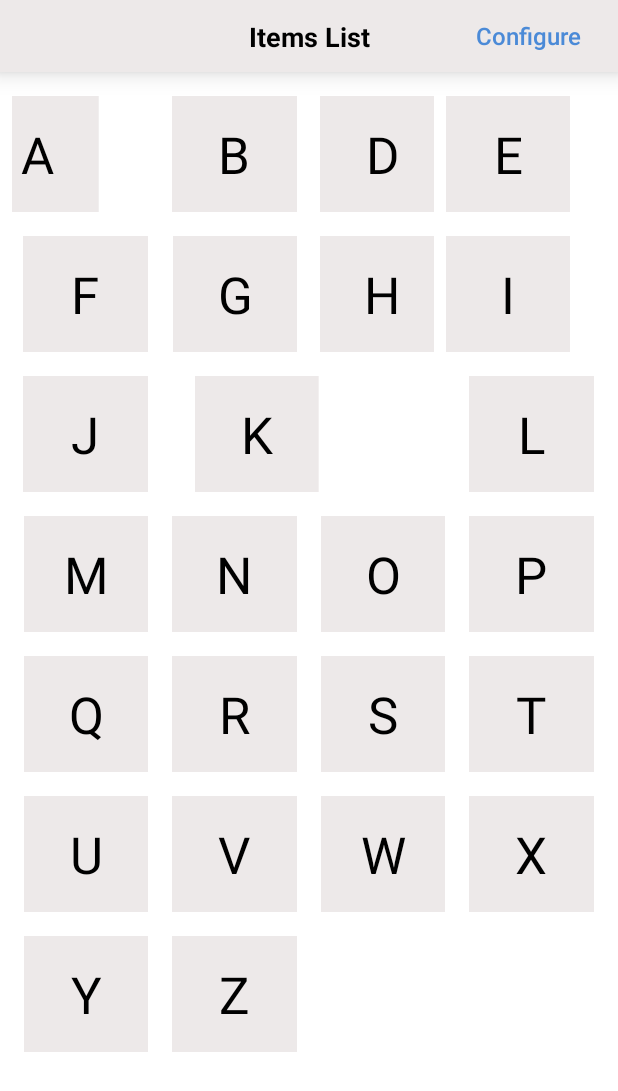
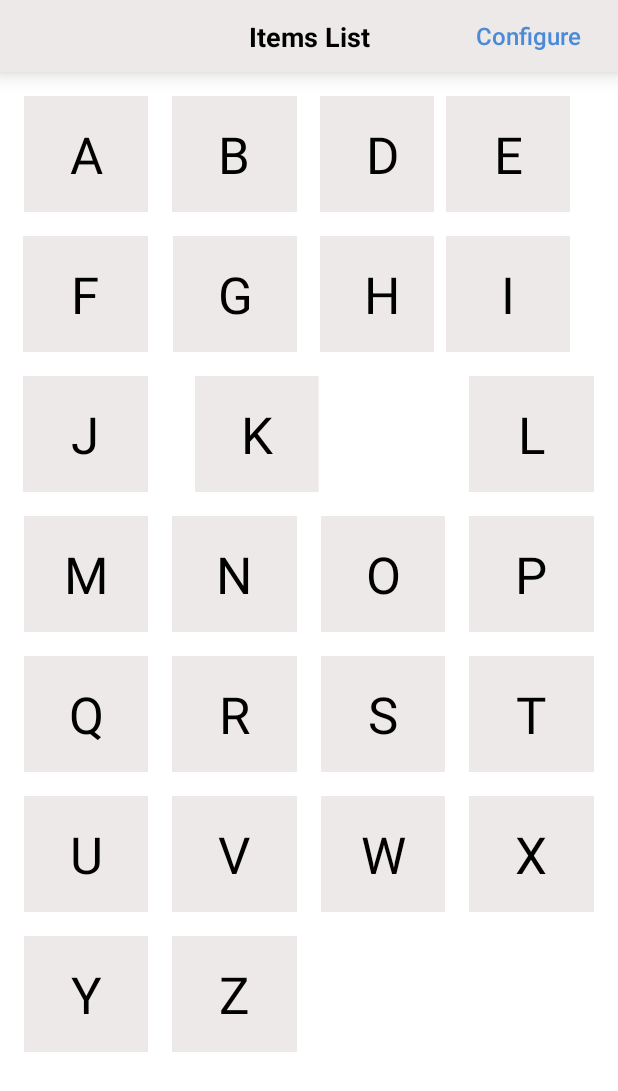
Before and after one commit to harshitVinsol/Alphabet, an Android app: the screen it shows after launch (MainActivity), after a tap on an icon or button, on a phone screen of 412 x 824 dp. Shown: the top 1091 px of the screen. Run offline under Robolectric (Android 15) with nearby library versions, the phone set to English and light mode, and no system bars; 3 other taps on this screen came first.

Commit message:
Bugs in animation

```diff
--- a/app/src/main/java/com/example/alphabet/AlphabetAdapter.kt
+++ b/app/src/main/java/com/example/alphabet/AlphabetAdapter.kt
@@ -27,8 +27,8 @@ class AlphabetAdapter(
 
     fun setAlphaList(list: MutableList<Char>) {
         alphabetList = list
-        alphabetList.removeAt(positionClicked)
-        notifyItemRangeChanged(positionClicked +1 , alphabetList.size)
+        //notifyItemRangeChanged(positionClicked +1 , alphabetList.size)
+        //alphabetList.removeAt(positionClicked)
     }
 
     /*
@@ -53,7 +53,6 @@ class AlphabetAdapter(
         holder.itemView.post {
             val width = holder.itemView.measuredWidth
             val height = holder.itemView.measuredHeight
-            Log.i("@harsh", "width: ${width} height: ${height}")
             val alphabet = alphabetList[position]
             holder.textAlpha.text = alphabet.toString()
             holder.itemView.isVisible = (position != positionClicked)
@@ -65,25 +64,50 @@ class AlphabetAdapter(
             if (position > positionClicked && position < alphabetList.size) {
                 if (position % GRID_SIZE != 0) {
                     delay += 200
-                    slideLeftAnimation(holder, delay, width, false)
+                    val slideLeftAnimator = slideLeftAnimation(holder, delay, width)
+                    slideLeftAnimator.start()
                 } else {
                     delay += 200
-                    diagonalAnimation(holder, delay, height, width, false)
+                    val diagonalAnimator = diagonalAnimation(holder, delay, height, width)
+                    diagonalAnimator.start()
                 }
-            }
-            else if(position == alphabetList.size){
+            } else if (position == alphabetList.size) {
                 if (position % GRID_SIZE != 0) {
                     delay += 200
-                    slideLeftAnimation(holder, delay, width, true)
+                    val slideLeftAnimator = slideLeftAnimation(holder, delay, width)
+                    slideLeftAnimator.addListener(object : AnimatorListenerAdapter() {
+                        override fun onAnimationEnd(animation: Animator?) {
+                            super.onAnimationEnd(animation)
+                            alphabetList.removeAt(positionClicked)
+                            setAlphaList(alphabetList)
+                        }
+                    })
+                    slideLeftAnimator.start()
                 } else {
                     delay += 200
-                    diagonalAnimation(holder, delay, height, width, true)
+                    val diagonalAnimator = diagonalAnimation(holder, delay, height, width)
+                    diagonalAnimator.addListener(object : AnimatorListenerAdapter() {
+                        override fun onAnimationEnd(animation: Animator?) {
+                            super.onAnimationEnd(animation)
+                            alphabetList.removeAt(positionClicked)
+                            setAlphaList(alphabetList)
+                        }
+                    })
+                    diagonalAnimator.start()
                 }
             }
         }
     }
 
-    private fun diagonalAnimation(holder: ViewHolder, delay: Long, height: Int, width: Int, lastElement: Boolean) {
+    /*
+    Diagonal animation for the left most element of each row
+     */
+    private fun diagonalAnimation(
+        holder: ViewHolder,
+        delay: Long,
+        height: Int,
+        width: Int
+    ): Animator {
         val y = -(height.toFloat())
         val x = screenWidth.toFloat() - (width.toFloat() + 48f)
         Log.i("@harsh", "x: $x y: $y")
@@ -95,36 +119,19 @@ class AlphabetAdapter(
         animateXY.duration = 200
         animateXY.startDelay = delay
         animateXY.playTogether(listOf(animatorX, animatorY))
-        animateXY.start()
-
-        animatorX.addListener(object : AnimatorListenerAdapter(){
-            override fun onAnimationEnd(animation: Animator?) {
-                super.onAnimationEnd(animation)
-                if(lastElement){
-                    alphabetList.removeAt(positionClicked)
-                    //notifyDataSetChanged()
-                }
-            }
-        })
+        return animateXY
     }
 
-    private fun slideLeftAnimation(holder: ViewHolder, delay: Long, width: Int, lastElement: Boolean) {
+    /*
+    slide left animation for each non left most element
+     */
+    private fun slideLeftAnimation(holder: ViewHolder, delay: Long, width: Int): Animator {
         val x = -(width.toFloat())
         val animatorX =
             ObjectAnimator.ofFloat(holder.itemView, View.TRANSLATION_X, x)
         animatorX.duration = 200
         animatorX.startDelay = delay
-        animatorX.start()
-
-        animatorX.addListener(object : AnimatorListenerAdapter(){
-            override fun onAnimationEnd(animation: Animator?) {
-                super.onAnimationEnd(animation)
-                if(lastElement){
-                    alphabetList.removeAt(positionClicked)
-                    //notifyDataSetChanged()
-                }
-            }
-        })
+        return animatorX
     }
 
     companion object {
--- a/app/src/main/java/com/example/alphabet/AnimationActivity.kt
+++ b/app/src/main/java/com/example/alphabet/AnimationActivity.kt
@@ -21,10 +21,10 @@ class MainActivity : AppCompatActivity() {
 
     private var alphaLayoutManager: GridLayoutManager? = null
     private lateinit var adapter: AlphabetAdapter
-    private var alphaList = mutableListOf<Char>()
     private var animationSpeed = 200L
     private var verticalSpacing = 16
     private var horizontalSpacing = 16
+    private var alphaList = mutableListOf<Char>()
     override fun onCreate(savedInstanceState: Bundle?) {
         super.onCreate(savedInstanceState)
         setContentView(R.layout.activity_main)
@@ -39,6 +39,7 @@ class MainActivity : AppCompatActivity() {
 
         alphaLayoutManager = GridLayoutManager(this, GRID_SIZE)
         alphabet_recyclerview.layoutManager = alphaLayoutManager
+
         adapter = AlphabetAdapter(
             alphaList,
             width
@@ -62,11 +63,8 @@ class MainActivity : AppCompatActivity() {
         flipAnimator.addListener(object : AnimatorListenerAdapter() {
             override fun onAnimationEnd(animation: Animator?) {
                 super.onAnimationEnd(animation)
-                alphabet_recyclerview.adapter?.notifyDataSetChanged()
-            }
-
-            override fun onAnimationStart(animation: Animator?) {
-                super.onAnimationStart(animation)
+                //adapter.setAlphaList(alphaList)
+                alphabet_recyclerview.adapter = adapter
             }
         })
         flipAnimator.start()
--- a/app/src/main/java/com/example/alphabet/ConfigurationActivity.kt
+++ b/app/src/main/java/com/example/alphabet/ConfigurationActivity.kt
@@ -43,7 +43,7 @@ class ConfigurationActivity : AppCompatActivity() {
     }
 
     private fun validateAnimationSpeed(): Boolean {
-        return if (animation_speed.text.toString().isBlank() && animation_speed.text.toString().toLong() < 101) {
+        return if (animation_speed.text.toString().isBlank() || animation_speed.text.toString().toLong() < 101) {
             animation_speed_input_layout.error = resources.getString(R.string.animation_speed_error)
             animation_speed.requestFocus()
             false
@@ -58,5 +58,4 @@ class ConfigurationActivity : AppCompatActivity() {
             validateAnimationSpeed()
         }
     }
-
 }
```
